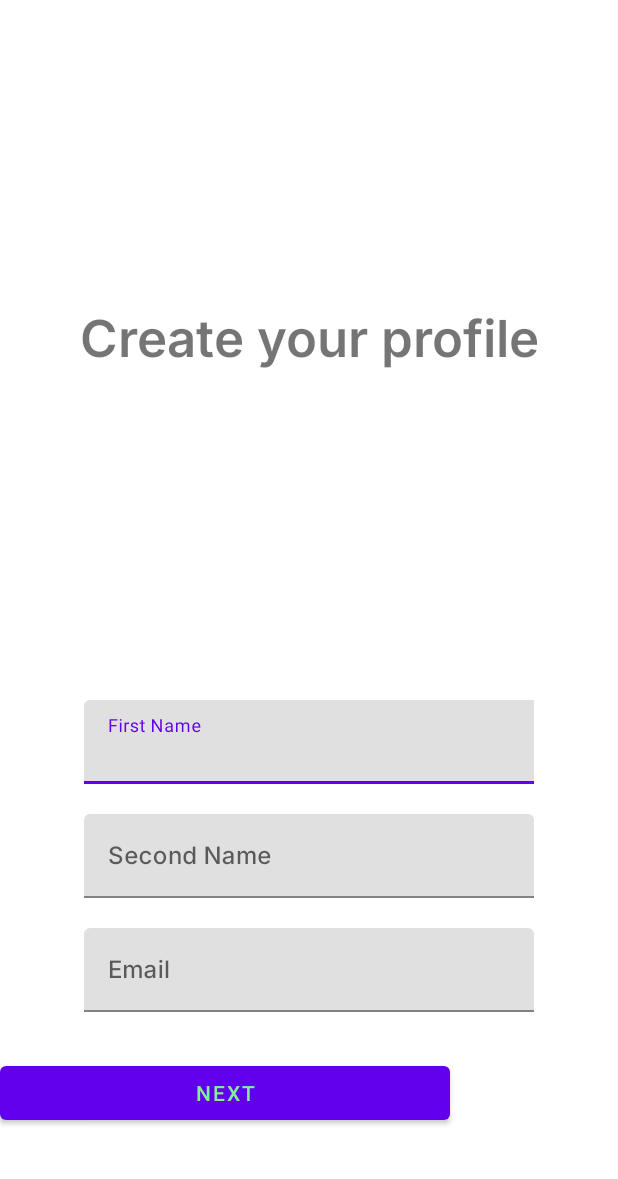
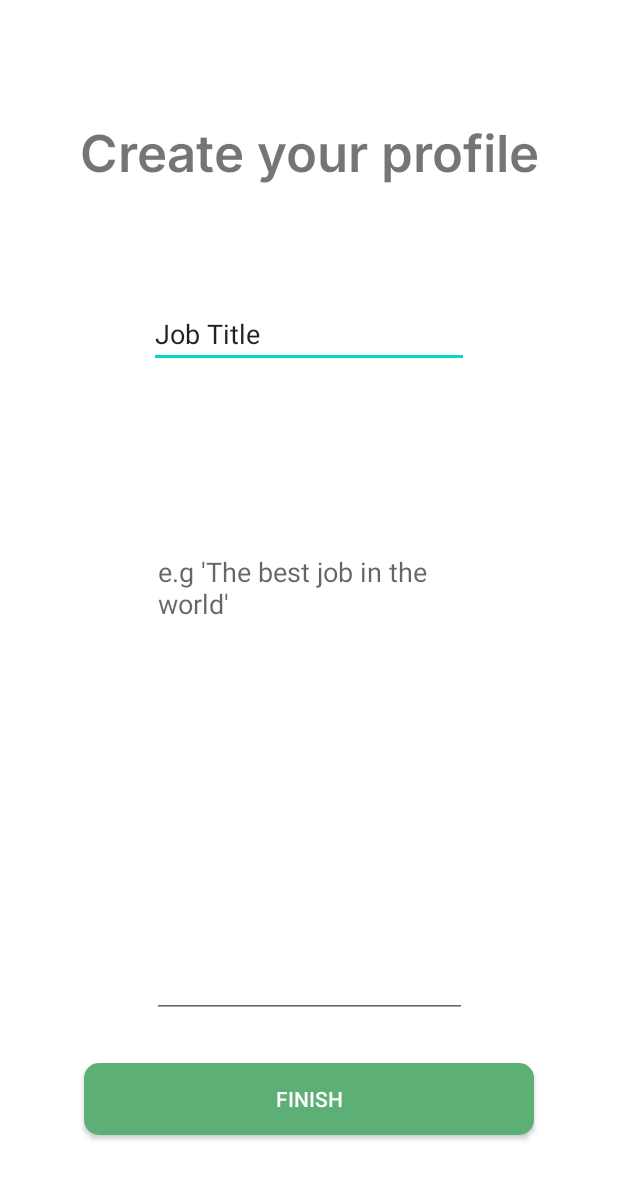
Before and after one commit to HoelGoyat/TchinConnect, an Android app: the layout create_account_2.xml on its own in the app's theme, with its tools: preview values and no code run, on a phone screen of 412 x 824 dp. Shown: the top 1179 px of the screen. Run offline under Robolectric (Android 15) with nearby library versions, the phone set to English and light mode, and no system bars; Roboto replaces fonts that are not available here.

```diff
--- a/app/src/main/java/org/esaip/tchinconnect/StartActivity.java
+++ b/app/src/main/java/org/esaip/tchinconnect/StartActivity.java
@@ -24,7 +24,6 @@ public class StartActivity extends AppCompatActivity {
                 Intent myIntent = new Intent(StartActivity.this, CreateAccountActivity.class);
                 //myIntent.putExtra("key", "value"); //Optional parameters
                 startActivity(myIntent);
-                System.out.println("Hey!");
             }
         });
 
--- a/app/src/main/res/layout/create_account_2.xml
+++ b/app/src/main/res/layout/create_account_2.xml
@@ -5,78 +5,84 @@
     android:layout_width="match_parent"
     android:layout_height="match_parent">
 
+    <androidx.constraintlayout.widget.ConstraintLayout
+        android:id="@+id/topLayout"
+        android:layout_width="match_parent"
+        android:layout_height="200dp"
+        app:layout_constraintTop_toTopOf="parent">
+
         <TextView
             android:id="@+id/textView4"
-        android:layout_width="333dp"
+            android:layout_width="0dp"
             android:layout_height="wrap_content"
-        android:layout_marginTop="200dp"
             android:fontFamily="@font/inter_semibold"
             android:text="Create your profile"
             android:textAlignment="center"
             android:textSize="34sp"
+            app:layout_constraintBottom_toBottomOf="parent"
             app:layout_constraintEnd_toEndOf="parent"
             app:layout_constraintStart_toStartOf="parent"
             app:layout_constraintTop_toTopOf="parent" />
 
-    <com.google.android.material.textfield.TextInputLayout
-        android:id="@+id/firstNameInput"
-        android:layout_width="300dp"
-        android:layout_height="56dp"
-        android:layout_marginTop="220dp"
+    </androidx.constraintlayout.widget.ConstraintLayout>
+
+    <androidx.constraintlayout.widget.ConstraintLayout
+        android:id="@+id/middleLayout"
+        android:layout_width="match_parent"
+        android:layout_height="0dp"
+        app:layout_constraintTop_toBottomOf="@+id/topLayout">
+
+        <EditText
+            android:id="@+id/jobTitleInput"
+            android:layout_width="wrap_content"
+            android:layout_height="wrap_content"
+            android:ems="10"
+            android:inputType="textPersonName"
+            android:text="Job Title"
+            app:layout_constraintBottom_toBottomOf="parent"
             app:layout_constraintEnd_toEndOf="parent"
             app:layout_constraintStart_toStartOf="parent"
-        app:layout_constraintTop_toBottomOf="@+id/textView4">
+            app:layout_constraintTop_toTopOf="parent" />
+    </androidx.constraintlayout.widget.ConstraintLayout>
 
-        <com.google.android.material.textfield.TextInputEditText
-            android:layout_width="600dp"
-            android:layout_height="match_parent"
-            android:hint="First Name" />
-    </com.google.android.material.textfield.TextInputLayout>
+    <androidx.constraintlayout.widget.ConstraintLayout
+        android:id="@+id/bottomLayout"
+        android:layout_width="match_parent"
+        android:layout_height="0dp"
+        app:layout_constraintTop_toBottomOf="@+id/middleLayout">
 
-    <com.google.android.material.textfield.TextInputLayout
-        android:id="@+id/secondNameInput"
-        android:layout_width="wrap_content"
-        android:layout_height="wrap_content"
-        android:layout_marginStart="10dp"
-        android:layout_marginTop="20dp"
-        android:layout_marginEnd="10dp"
+        <EditText
+            android:id="@+id/editTextTextMultiLine"
+            android:layout_width="210dp"
+            android:layout_height="66dp"
+            android:ems="10"
+            android:gravity="start|top"
+            android:hint="e.g 'The best job in the world'"
+            android:inputType="textMultiLine"
+            app:layout_constraintBottom_toBottomOf="parent"
             app:layout_constraintEnd_toEndOf="parent"
             app:layout_constraintStart_toStartOf="parent"
-        app:layout_constraintTop_toBottomOf="@+id/firstNameInput">
+            app:layout_constraintTop_toTopOf="parent"
+            app:layout_constraintHeight_max="320dp"
+            app:layout_constraintHeight_min="320dp"/>
 
-        <com.google.android.material.textfield.TextInputEditText
-            android:layout_width="300dp"
-            android:layout_height="wrap_content"
-            android:fontFamily="@font/inter_medium"
-            android:hint="Second Name" />
-    </com.google.android.material.textfield.TextInputLayout>
-
-    <com.google.android.material.textfield.TextInputLayout
-        android:id="@+id/emailInput"
-        android:layout_width="wrap_content"
-        android:layout_height="wrap_content"
-        android:layout_marginStart="10dp"
-        android:layout_marginTop="20dp"
-        android:layout_marginEnd="10dp"
-        app:layout_constraintEnd_toEndOf="parent"
-        app:layout_constraintStart_toStartOf="parent"
-        app:layout_constraintTop_toBottomOf="@+id/secondNameInput">
-
-        <com.google.android.material.textfield.TextInputEditText
-            android:layout_width="300dp"
-            android:layout_height="wrap_content"
-            android:fontFamily="@font/inter_medium"
-            android:hint="Email" />
-
-    </com.google.android.material.textfield.TextInputLayout>
-
-    <Button
-        android:id="@+id/create_account_1_next"
+        <androidx.appcompat.widget.AppCompatButton
+            android:id="@+id/create_account_2_finish"
+            style="@style/Widget.AppCompat.Button.Colored"
             android:layout_width="300dp"
             android:layout_height="wrap_content"
             android:layout_marginTop="30dp"
-        android:text="Next"
-        app:layout_constraintTop_toBottomOf="@+id/emailInput"
-        tools:layout_editor_absoluteX="106dp" />
+            android:layout_marginBottom="35dp"
+            android:background="@drawable/buttons"
+            android:text="Finish"
+            android:textColor="#FFFFFF"
+            app:cornerRadius="5dp"
+            app:layout_constraintBottom_toBottomOf="parent"
+            app:layout_constraintEnd_toEndOf="parent"
+            app:layout_constraintStart_toStartOf="parent"
+            app:rippleColor="@color/tchin_green"
+            app:strokeColor="@color/tchin_green"
+            app:layout_constraintTop_toBottomOf="@+id/editTextTextMultiLine" />
+    </androidx.constraintlayout.widget.ConstraintLayout>
 
 </androidx.constraintlayout.widget.ConstraintLayout>
```
Also changed, not shown: app/src/main/java/org/esaip/tchinconnect/CreateAccountActivity.java (+27 -0 lines), app/src/main/res/drawable/circular.xml (added, +15 -0 lines), app/src/main/res/layout/create_account_1.xml (+41 -10 lines). Lines whose indentation alone changed are shown as unchanged.
